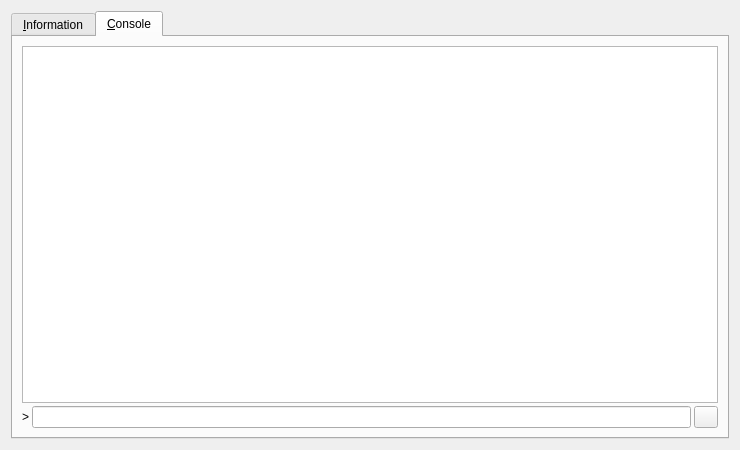
Before: the Qt Designer form src/qt/forms/rpcconsole.ui in sherlockcoin/navbetatest, drawn with Qt 5.
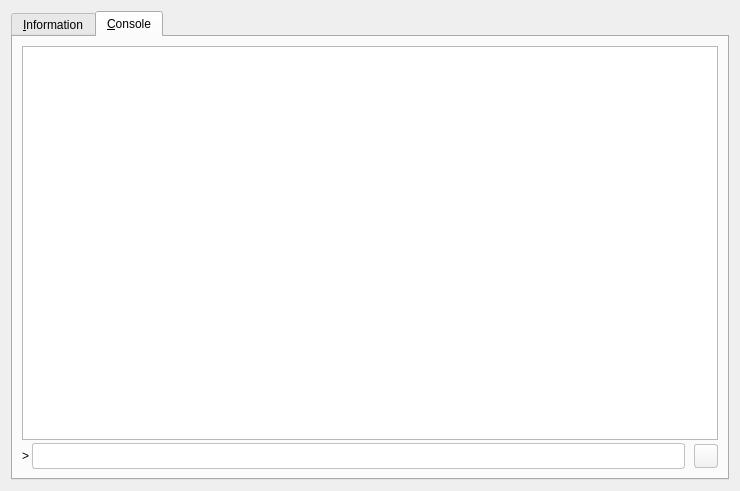
After: the same form once the commit is applied. The open tabs and pages were chosen to show the change. Icons and pictures are not drawn.

The edit to the form file:
```diff
--- a/src/qt/forms/rpcconsole.ui
+++ b/src/qt/forms/rpcconsole.ui
@@ -7,7 +7,7 @@
     <x>0</x>
     <y>0</y>
     <width>740</width>
-    <height>450</height>
+    <height>491</height>
    </rect>
   </property>
   <property name="windowTitle">
@@ -413,7 +413,16 @@
           </widget>
          </item>
          <item>
-          <widget class="QLineEdit" name="lineEdit"/>
+          <widget class="QLineEdit" name="lineEdit">
+           <property name="styleSheet">
+            <string notr="true">background-color: rgb(255,255,255);
+border-radius:3px;
+border: 1px solid #C4C1BD;
+color: #4C4C4C;
+padding: 4px;
+margin: 0px 6px 0px 0px;</string>
+           </property>
+          </widget>
          </item>
          <item>
           <widget class="QPushButton" name="clearButton">
@@ -426,6 +435,14 @@
            <property name="toolTip">
             <string>Clear console</string>
            </property>
+           <property name="styleSheet">
+            <string notr="true">background-color: qlineargradient(spread:pad, x1:0, y1:1, x2:0, y2:0, stop:0 rgb(240,240,240), stop:1 rgb(255, 255, 255));
+border-radius:3px;
+border: 1px solid #C4C1BD;
+color: #4C4C4C;
+padding: 4px 8px;
+</string>
+           </property>
            <property name="text">
             <string/>
            </property>
```
Left out of the diff: 14 changed lines with no effect on the pictures.
